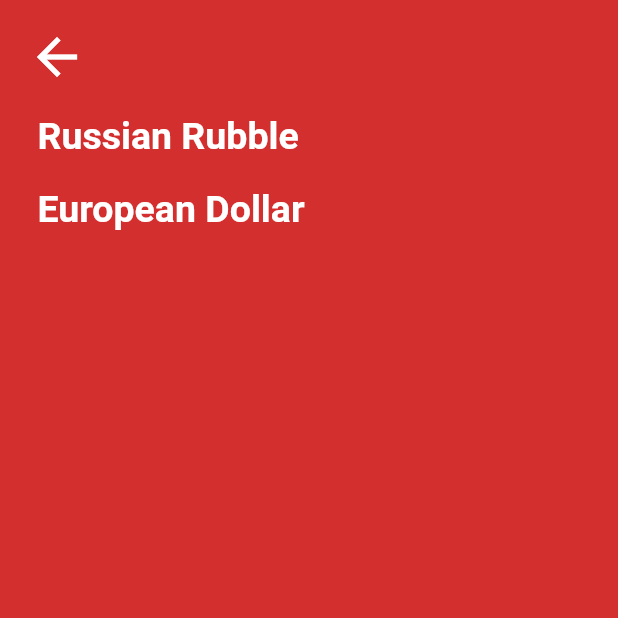
After one commit to AkashRajpurohit/Currency-Converter, a Flutter app: the CurrencyList screen opened directly, on a phone screen of 412 x 824 dp, the top half of it. The commit adds this screen. Run offline on Flutter 3.47's test engine with Material 2 defaults, Android fonts, the phone set to English and light mode, and no system bars.

Commit message:
:art: currency list screen

```diff
--- /dev/null
+++ b/lib/screens/currency_list.dart
@@ -0,0 +1,79 @@
+import 'package:currency_converter/screens/dashboard.dart';
+import 'package:flutter/cupertino.dart';
+import 'package:flutter/material.dart';
+
+class CurrencyList extends StatefulWidget {
+
+  final String currencyOneShortName;
+  final String currencyTwoShortName;
+  final bool isCurrencyOne;
+
+  CurrencyList({ this.currencyOneShortName, this.currencyTwoShortName, this.isCurrencyOne });
+  @override
+  _CurrencyListState createState() => _CurrencyListState();
+}
+
+class _CurrencyListState extends State<CurrencyList> {
+  @override
+  Widget build(BuildContext context) {
+    return Scaffold(
+      backgroundColor: Colors.red[700],
+      appBar: AppBar(
+        backgroundColor: Colors.red[700],
+        elevation: 0.0,
+        leading: Padding(
+          padding: EdgeInsets.only(left: 10.0, top: 10.0),
+          child: IconButton(
+            icon: Icon(Icons.arrow_back),
+            color: Colors.white,
+            iconSize: 40.0,
+            onPressed: () {
+              Navigator.of(context).pushReplacement(CupertinoPageRoute(
+                builder: (context) => DashboardPage(
+                  currencyVal: 0.0,
+                  convertedCurrency: 0.0,
+                  currenyOne: widget.currencyOneShortName,
+                  currencyTwo: widget.currencyTwoShortName,
+                  isWhite: !widget.isCurrencyOne,
+                )
+              ));
+            },
+          ),
+        ),
+      ),
+      body: ListView(
+        children: <Widget>[
+          _getListItem('Russian Rubble', 'RBP'),
+          _getListItem('European Dollar', 'EUR'),
+        ],
+      ),
+    );
+  }
+
+  Widget _getListItem(String newCurrencyName, String newCurrencyShortName) {
+    return InkWell(
+      onTap: () {
+        Navigator.of(context).pushReplacement(CupertinoPageRoute(
+          builder: (context) => DashboardPage(
+            currencyVal: 0.0,
+            convertedCurrency: 0.0,
+            currenyOne: widget.isCurrencyOne ? newCurrencyShortName: widget.currencyOneShortName,
+            currencyTwo: widget.isCurrencyOne ? widget.currencyTwoShortName : newCurrencyShortName,
+            isWhite: !widget.isCurrencyOne,
+          )
+        ));
+      },
+      child: Padding(
+        padding: EdgeInsets.only(left: 25.0, top: 20.0),
+        child: Text(
+          newCurrencyName,
+          style: TextStyle(
+            color: Colors.white,
+            fontSize: 25.0,
+            fontWeight: FontWeight.bold
+          ),
+        ),
+      ),
+    );
+  }
+}
--- a/lib/services/currency.dart
+++ b/lib/services/currency.dart
@@ -7,6 +7,8 @@ class CurrencyService {
   String getCurrency(String currency) {
     if(currency == "USD") return "United State Dollar";
     else if(currency == "INR") return "Indian Rupee";
+    else if(currency == "RBP") return "Russian Rubble";
+    else if(currency == "EUR") return "European Dollar";
     else return currency;
   }
 
```
Also changed, not shown: lib/screens/dashboard.dart (+20 -2 lines).
